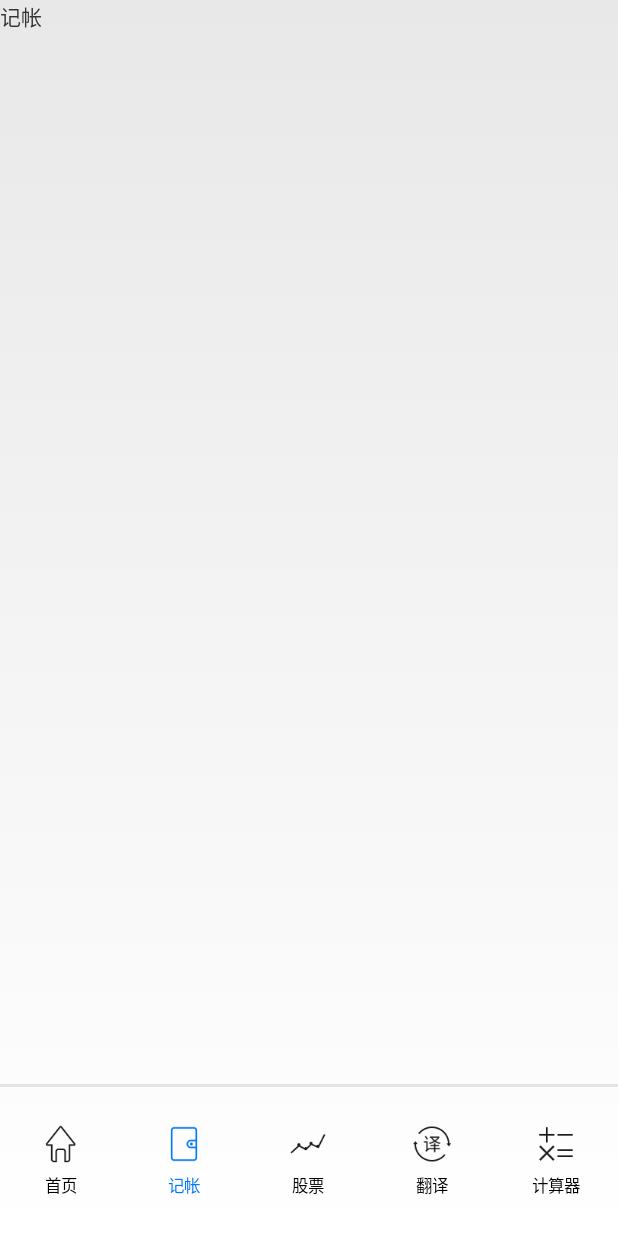
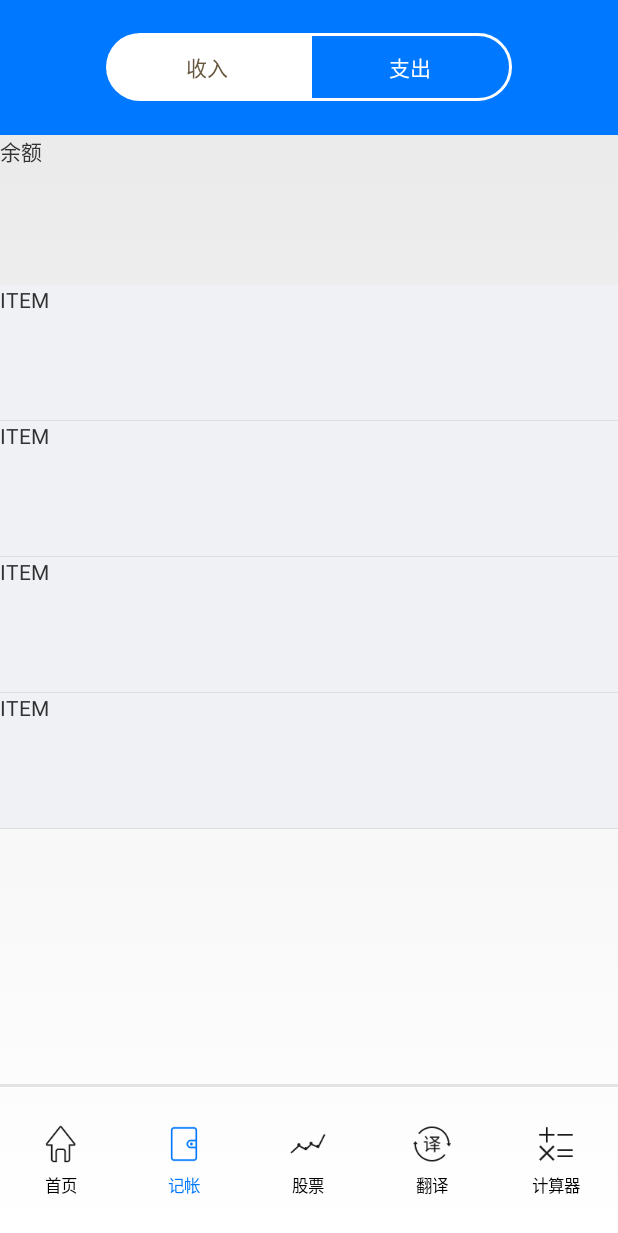
Before and after one commit to BlueGuys/LifeAssistant, an Android app: the screen it shows after launch (MainActivity), after a tap on "记帐", on a phone screen of 412 x 824 dp. Shown: the top 1233 px of the screen. Run offline under Robolectric (Android 15) with nearby library versions, the phone set to English and light mode, and no system bars.

Commit message:
记帐功能

```diff
--- /dev/null
+++ b/app/src/main/java/com/hongyan/life/activity/bill/BillAdapter.java
@@ -0,0 +1,76 @@
+package com.hongyan.life.activity.bill;
+
+
+import android.content.Context;
+import android.view.LayoutInflater;
+import android.view.View;
+import android.view.ViewGroup;
+import android.widget.BaseAdapter;
+
+import com.hongyan.life.R;
+
+import java.util.ArrayList;
+import java.util.List;
+
+/**
+ * 设置页适配器
+ */
+
+public class BillAdapter extends BaseAdapter {
+
+    private List<Record> mList = new ArrayList<>();
+
+    private Context mContext;
+
+    public BillAdapter(Context context) {
+        this.mContext = context;
+    }
+
+    public void setData(List<Record> list) {
+        mList.clear();
+        if (list != null && list.size() > 0) {
+            mList.addAll(list);
+        }
+        notifyDataSetChanged();
+    }
+
+    @Override
+    public int getCount() {
+        return mList.size();
+    }
+
+    @Override
+    public Object getItem(int position) {
+        if (mList.size() > 0) {
+            return mList.get(position);
+        }
+        return null;
+    }
+
+    @Override
+    public long getItemId(int position) {
+        return position;
+    }
+
+    @Override
+    public int getViewTypeCount() {
+        return 4;
+    }
+
+    @Override
+    public int getItemViewType(int position) {
+        if (mList.size() > 0) {
+            return mList.get(position).type;
+        }
+        return super.getItemViewType(position);
+    }
+
+    @Override
+    public View getView(int position, View convertView, ViewGroup parent) {
+        if(convertView == null){
+            final Record item = mList.get(position);
+            convertView = LayoutInflater.from(parent.getContext()).inflate(R.layout.item_record, parent, false);
+        }
+        return convertView;
+    }
+}
--- a/app/src/main/java/com/hongyan/life/activity/bill/BillFragment.java
+++ b/app/src/main/java/com/hongyan/life/activity/bill/BillFragment.java
@@ -1,23 +1,37 @@
 package com.hongyan.life.activity.bill;
 
 import android.os.Bundle;
+import android.util.Log;
 import android.view.LayoutInflater;
 import android.view.View;
 import android.view.ViewGroup;
-import android.widget.LinearLayout;
+import android.widget.ListView;
 
 import com.hongyan.life.R;
 import com.hongyan.life.activity.BaseFragment;
+import com.hongyan.life.utils.BillUtils;
 
 public class BillFragment extends BaseFragment {
 
     private View view;
-    private LinearLayout roorLayout;
+    private BillHeadView headView;
+    private ListView listView;
+    private BillAdapter mAdapter;
 
     @Override
     public View onCreateView(LayoutInflater inflater, ViewGroup container, Bundle savedInstanceState) {
         view = inflater.inflate(R.layout.fragment_bill, container, false);
-        roorLayout = view.findViewById(R.id.linearLayout);
+        headView = view.findViewById(R.id.headView);
+        listView = view.findViewById(R.id.bill_listView);
+        mAdapter = new BillAdapter(getContext());
+        headView.setOnMenuClickListener(new BillHeadView.OnMenuClickListener() {
+            @Override
+            public void onSelect(int position) {
+                Log.e("hhh", "选择了:"+position);
+            }
+        });
+        listView.setAdapter(mAdapter);
+        mAdapter.setData(BillUtils.getRecordList(1));
         return view;
     }
 
@@ -30,4 +44,6 @@ public class BillFragment extends BaseFragment {
     }
 
 
+
+
 }
--- /dev/null
+++ b/app/src/main/java/com/hongyan/life/activity/bill/BillHeadView.java
@@ -0,0 +1,85 @@
+package com.hongyan.life.activity.bill;
+
+import android.content.Context;
+import android.util.AttributeSet;
+import android.view.LayoutInflater;
+import android.view.View;
+import android.widget.LinearLayout;
+import android.widget.TextView;
+
+import com.hongyan.life.R;
+
+import androidx.annotation.Nullable;
+
+
+/**
+ * Created by wangning on 2018/7/10.
+ */
+
+public class BillHeadView extends LinearLayout {
+
+    private View view;
+    private TextView textView01;
+    private TextView textView03;
+
+    public BillHeadView(Context context) {
+        super(context);
+    }
+
+    public BillHeadView(Context context, @Nullable AttributeSet attrs) {
+        super(context, attrs);
+        view = LayoutInflater.from(context).inflate(R.layout.view_service_headview, this, true);
+        initView();
+    }
+
+    private void initView() {
+        textView01 = view.findViewById(R.id.textView_01);
+        textView03 = view.findViewById(R.id.textView_03);
+        textView01.setOnClickListener(new OnClickListener() {
+            @Override
+            public void onClick(View v) {
+                if (menuClickListener != null) {
+                    menuClickListener.onSelect(0);
+                }
+                select(0);
+            }
+        });
+        textView03.setOnClickListener(new OnClickListener() {
+            @Override
+            public void onClick(View v) {
+                if (menuClickListener != null) {
+                    menuClickListener.onSelect(1);
+                }
+                select(1);
+            }
+        });
+        select(0);
+    }
+
+    protected void select(int index) {
+        switch (index) {
+            case 0:
+                textView01.setTextColor(getResources().getColor(R.color.fontPositive));
+                textView03.setTextColor(getResources().getColor(R.color.white));
+                textView01.setBackgroundResource(R.drawable.bg_left_white);
+                textView03.setBackgroundResource(R.drawable.bg_right_white_stroke);
+                break;
+            case 1:
+                textView01.setTextColor(getResources().getColor(R.color.white));
+                textView03.setTextColor(getResources().getColor(R.color.fontPositive));
+                textView01.setBackgroundResource(R.drawable.bg_left_white_stroke);
+                textView03.setBackgroundResource(R.drawable.bg_right_white);
+                break;
+        }
+    }
+
+    private OnMenuClickListener menuClickListener;
+
+    public void setOnMenuClickListener(OnMenuClickListener listener) {
+        this.menuClickListener = listener;
+    }
+
+    interface OnMenuClickListener {
+        void onSelect(int position);
+    }
+}
--- a/app/src/main/java/com/hongyan/life/utils/BillUtils.java
+++ b/app/src/main/java/com/hongyan/life/utils/BillUtils.java
@@ -34,7 +34,12 @@ public class BillUtils {
      * 列表 1.收入 2.支出
      */
     public static ArrayList<Record> getRecordList(int type){
-        return null;
+        ArrayList<Record> records = new ArrayList<>();
+        records.add(new Record());
+        records.add(new Record());
+        records.add(new Record());
+        records.add(new Record());
+        return records;
     }
 
 }
--- /dev/null
+++ b/app/src/main/res/drawable/bg_left_white.xml
@@ -0,0 +1,10 @@
+<?xml version="1.0" encoding="utf-8"?>
+<shape xmlns:android="http://schemas.android.com/apk/res/android">
+    <solid android:color="@color/white" />
+    <size android:height="@dimen/ds50" />
+    <corners
+        android:bottomLeftRadius="@dimen/ds25"
+        android:bottomRightRadius="0dp"
+        android:topLeftRadius="@dimen/ds25"
+        android:topRightRadius="0dp" />
+</shape>
--- /dev/null
+++ b/app/src/main/res/drawable/bg_left_white_stroke.xml
@@ -0,0 +1,13 @@
+<?xml version="1.0" encoding="utf-8"?>
+<shape xmlns:android="http://schemas.android.com/apk/res/android">
+    <solid android:color="@color/transparent" />
+    <size android:height="@dimen/ds50" />
+    <stroke
+        android:width="@dimen/ds2"
+        android:color="@color/white" />
+    <corners
+        android:bottomLeftRadius="@dimen/ds25"
+        android:bottomRightRadius="0dp"
+        android:topLeftRadius="@dimen/ds25"
+        android:topRightRadius="0dp" />
+</shape>
--- /dev/null
+++ b/app/src/main/res/drawable/bg_right_white.xml
@@ -0,0 +1,10 @@
+<?xml version="1.0" encoding="utf-8"?>
+<shape xmlns:android="http://schemas.android.com/apk/res/android">
+    <solid android:color="@color/white" />
+    <size android:height="@dimen/ds50" />
+    <corners
+        android:bottomLeftRadius="0dp"
+        android:bottomRightRadius="@dimen/ds25"
+        android:topLeftRadius="0dp"
+        android:topRightRadius="@dimen/ds25" />
+</shape>
--- /dev/null
+++ b/app/src/main/res/drawable/bg_right_white_stroke.xml
@@ -0,0 +1,13 @@
+<?xml version="1.0" encoding="utf-8"?>
+<shape xmlns:android="http://schemas.android.com/apk/res/android">
+    <solid android:color="@color/transparent" />
+    <size android:height="@dimen/ds50" />
+    <stroke
+        android:width="@dimen/ds2"
+        android:color="@color/white" />
+    <corners
+        android:bottomLeftRadius="0dp"
+        android:bottomRightRadius="@dimen/ds25"
+        android:topLeftRadius="0dp"
+        android:topRightRadius="@dimen/ds25" />
+</shape>
--- a/app/src/main/res/layout/fragment_bill.xml
+++ b/app/src/main/res/layout/fragment_bill.xml
@@ -5,9 +5,25 @@
     android:layout_height="match_parent"
     android:orientation="vertical">
 
-    <TextView
-        android:layout_width="wrap_content"
-        android:layout_height="wrap_content"
-        android:text="记帐"/>
+    <com.hongyan.life.activity.bill.BillHeadView
+        android:id="@+id/headView"
+        android:layout_width="match_parent"
+        android:layout_height="@dimen/ds100" />
+
+    <RelativeLayout
+        android:layout_width="match_parent"
+        android:layout_height="100dp">
+
+        <TextView
+            android:layout_width="wrap_content"
+            android:layout_height="wrap_content"
+            android:text="余额" />
+    </RelativeLayout>
+
+    <ListView
+        android:id="@+id/bill_listView"
+        android:layout_width="match_parent"
+        android:layout_height="0dp"
+        android:layout_weight="1" />
 
 </LinearLayout>
--- /dev/null
+++ b/app/src/main/res/layout/item_record.xml
@@ -0,0 +1,13 @@
+<?xml version="1.0" encoding="utf-8"?>
+<LinearLayout xmlns:android="http://schemas.android.com/apk/res/android"
+    android:layout_width="match_parent"
+    android:layout_height="@dimen/ds100"
+    android:background="@color/c_bg_a">
+
+    <TextView
+        android:layout_width="match_parent"
+        android:layout_height="100dp"
+        android:text="ITEM">
+
+    </TextView>
+</LinearLayout>
--- /dev/null
+++ b/app/src/main/res/layout/view_service_headview.xml
@@ -0,0 +1,35 @@
+<?xml version="1.0" encoding="utf-8"?>
+
+<LinearLayout xmlns:android="http://schemas.android.com/apk/res/android"
+    android:layout_width="match_parent"
+    android:layout_height="@dimen/ds100"
+    android:background="@color/appColorPositive"
+    android:gravity="center"
+    android:orientation="vertical">
+
+    <LinearLayout
+        android:layout_width="wrap_content"
+        android:layout_height="@dimen/ds50"
+        android:orientation="horizontal">
+
+        <TextView
+            android:id="@+id/textView_01"
+            android:layout_width="@dimen/ds150"
+            android:layout_height="match_parent"
+            android:background="@drawable/bg_left_white_stroke"
+            android:gravity="center"
+            android:text="收入"
+            android:textSize="14dp" />
+
+        <TextView
+            android:id="@+id/textView_03"
+            android:layout_width="@dimen/ds150"
+            android:layout_height="match_parent"
+            android:background="@drawable/bg_right_white_stroke"
+            android:gravity="center"
+            android:text="支出"
+            android:textSize="14dp" />
+    </LinearLayout>
+
+
+</LinearLayout>
```
